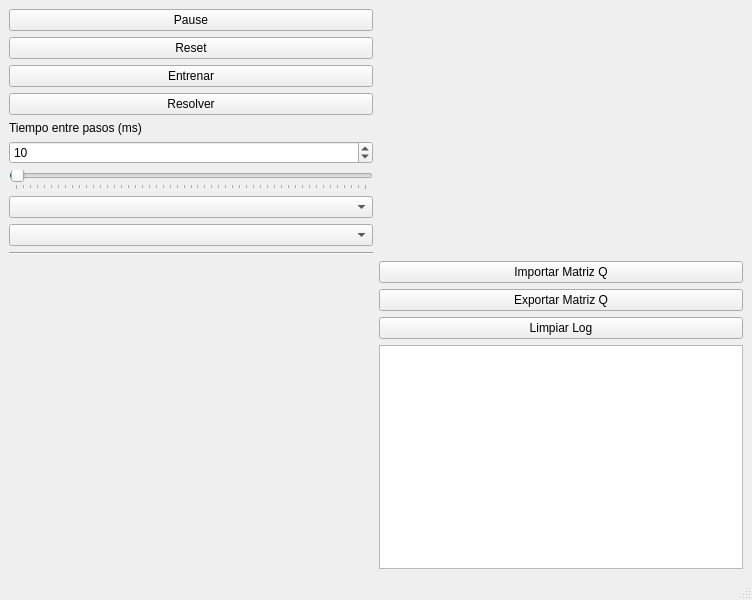
elKuston/QLearning, file prueba.ui: the form before one commit.
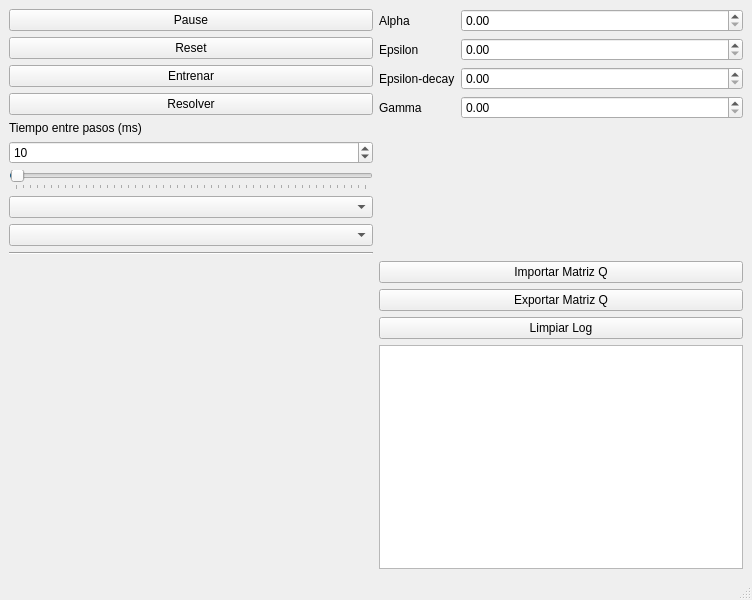
The form after the commit. Custom widgets are drawn as their Qt base class.

Commit message:
Añadidos y mapeados spinbox
Añadidos los spinbox para los distintos parámetros y mapeados como properties de la clase Controlador. El epsilon-decay se ha puesto como parametro variable 1, porque cambiará de nombre según la política utilizada. Ahora mismo los cambios funcionan solo antes de iniciar un entrenamiento (es decir, se hacen efectivos durante el reset). Hay que, 1: hacer que se puedan cambiar durante el entrenamiento o 2: deshabilitar los botones hasta que se haga un nuevo reset, ambas opciones parecen razonables

Diff of the .ui file:
```diff
--- a/prueba.ui
+++ b/prueba.ui
@@ -166,6 +166,84 @@
       </property>
      </widget>
     </item>
+    <item row="1" column="1">
+     <layout class="QFormLayout" name="formLayout">
+      <item row="0" column="0">
+       <widget class="QLabel" name="label_2">
+        <property name="text">
+         <string>Alpha</string>
+        </property>
+       </widget>
+      </item>
+      <item row="0" column="1">
+       <widget class="QDoubleSpinBox" name="alphaSpinbox">
+        <property name="maximum">
+         <double>1.000000000000000</double>
+        </property>
+        <property name="singleStep">
+         <double>0.010000000000000</double>
+        </property>
+        <property name="value">
+         <double>0.000000000000000</double>
+        </property>
+       </widget>
+      </item>
+      <item row="1" column="0">
+       <widget class="QLabel" name="label_3">
+        <property name="text">
+         <string>Epsilon</string>
+        </property>
+       </widget>
+      </item>
+      <item row="1" column="1">
+       <widget class="QDoubleSpinBox" name="epsilonSpinbox">
+        <property name="maximum">
+         <double>1.000000000000000</double>
+        </property>
+        <property name="singleStep">
+         <double>0.010000000000000</double>
+        </property>
+       </widget>
+      </item>
+      <item row="2" column="0">
+       <widget class="QLabel" name="label_4">
+        <property name="text">
+         <string>Epsilon-decay</string>
+        </property>
+       </widget>
+      </item>
+      <item row="2" column="1">
+       <widget class="QDoubleSpinBox" name="variableParamSpinbox1">
+        <property name="maximum">
+         <double>1.000000000000000</double>
+        </property>
+        <property name="singleStep">
+         <double>0.010000000000000</double>
+        </property>
+       </widget>
+      </item>
+      <item row="3" column="0">
+       <widget class="QLabel" name="label_5">
+        <property name="text">
+         <string>Gamma</string>
+        </property>
+       </widget>
+      </item>
+      <item row="3" column="1">
+       <widget class="QDoubleSpinBox" name="gammaSpinbox">
+        <property name="maximum">
+         <double>1.000000000000000</double>
+        </property>
+        <property name="singleStep">
+         <double>0.010000000000000</double>
+        </property>
+        <property name="stepType">
+         <enum>QAbstractSpinBox::DefaultStepType</enum>
+        </property>
+       </widget>
+      </item>
+     </layout>
+    </item>
    </layout>
   </widget>
   <widget class="QMenuBar" name="menubar">
```
The commit also changes 2 other files.
